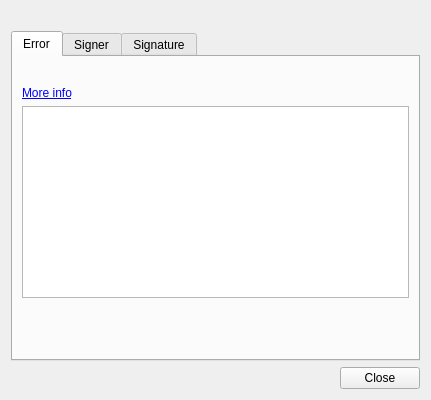
Above: client/ui/SignatureDialog.ui from open-eid/qdigidoc before the change. Below: the same form after it.
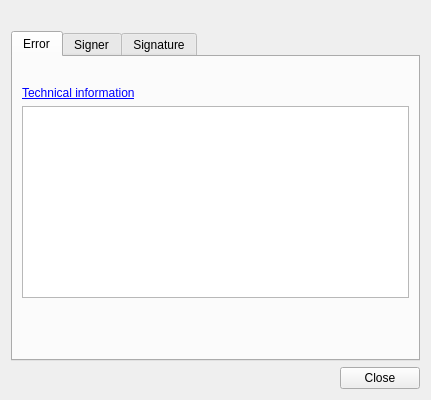
That is the form after the change.

Patch:
```diff
--- a/client/ui/SignatureDialog.ui
+++ b/client/ui/SignatureDialog.ui
@@ -40,7 +40,7 @@
        <item>
         <widget class="QLabel" name="more">
          <property name="text">
-          <string>&lt;a href=&quot;info&quot;&gt;More info&lt;/a&gt;</string>
+          <string>&lt;a href=&quot;info&quot;&gt;Technical information&lt;/a&gt;</string>
          </property>
         </widget>
        </item>
```
